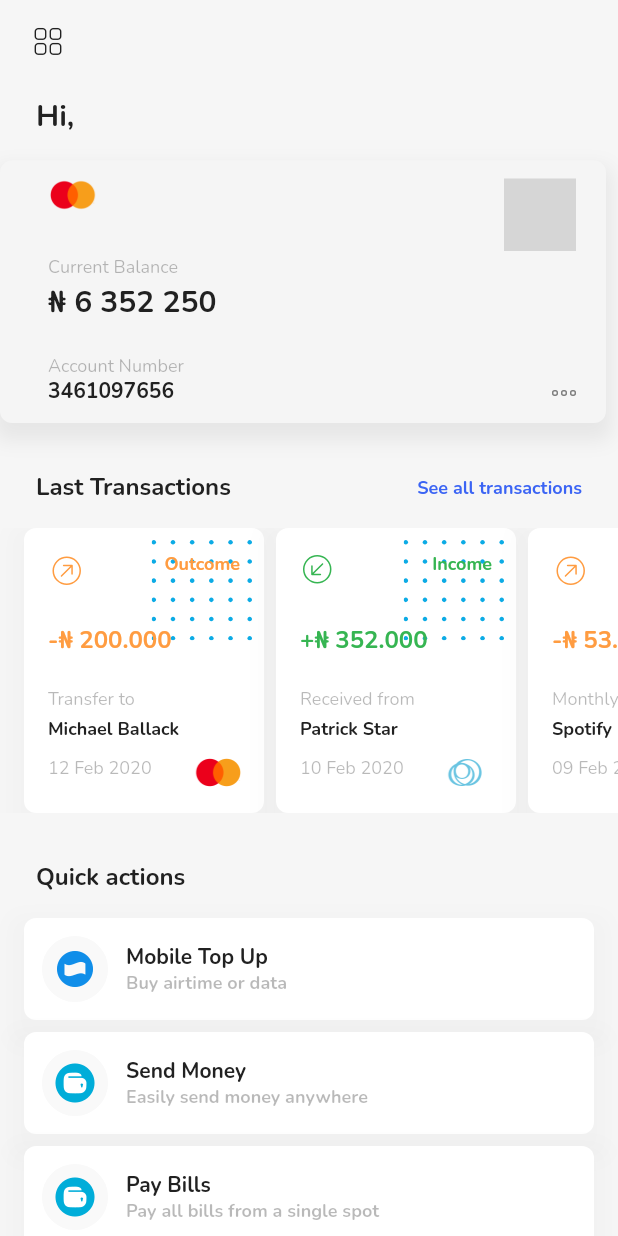
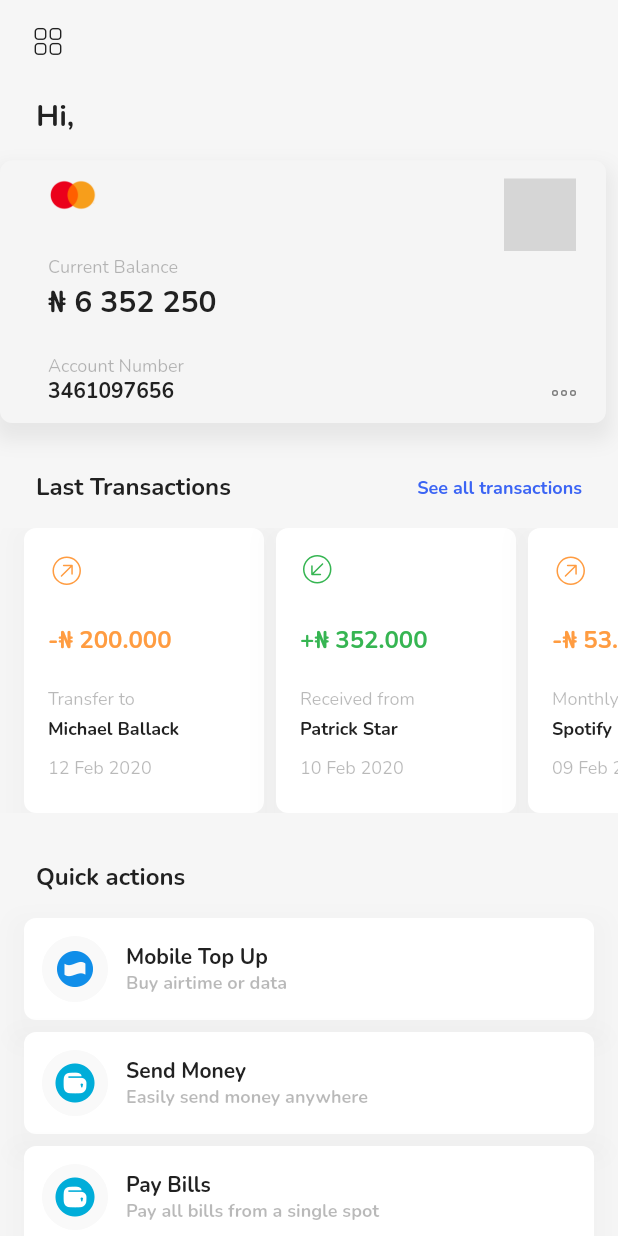
Before and after one commit to neobyte13/Zenbank, a Flutter app: the HomeScreen screen opened by its route, on a phone screen of 412 x 824 dp. Run offline on Flutter 3.47's test engine with Material 2 defaults, Android fonts, the light colour scheme and no system bars; our stand-ins replace firebase_auth, firebase_core, flutter_svg, google_fonts, shared_preferences; accounts and stored records are empty; grey boxes are pictures that could not be loaded.

Commit message:
ui fixes

```diff
--- a/lib/models/transaction_model.dart
+++ b/lib/models/transaction_model.dart
@@ -2,7 +2,6 @@ import 'package:flutter/material.dart';
 import 'package:zenbank/utils/color_constants.dart';
 
 class TransactionModel {
-  String name;
   String type;
   Color colorType;
   String signType;
@@ -10,28 +9,24 @@ class TransactionModel {
   String information;
   String recipient;
   String date;
-  String card;
 
-  TransactionModel(this.name, this.type, this.colorType, this.signType,
-      this.amount, this.information, this.recipient, this.date, this.card);
+  TransactionModel(this.type, this.colorType, this.signType, this.amount,
+      this.information, this.recipient, this.date);
 }
 
 List<TransactionModel> transactions = transactionData
     .map((item) => TransactionModel(
-        item['name'],
         item['type'],
         item['colorType'],
         item['signType'],
         item['amount'],
         item['information'],
         item['recipient'],
-        item['date'],
-        item['card']))
+        item['date']))
     .toList();
 
 var transactionData = [
   {
-    "name": "Outcome",
     "type": 'assets/icons/outcome_icon.svg',
     "colorType": kOrangeColor,
     "signType": "-",
@@ -39,10 +34,8 @@ var transactionData = [
     "information": "Transfer to",
     "recipient": "Michael Ballack",
     "date": "12 Feb 2020",
-    "card": "assets/images/mastercard_logo.png"
   },
   {
-    "name": "Income",
     "type": 'assets/icons/income_icon.svg',
     "colorType": kGreenColor,
     "signType": "+",
@@ -50,10 +43,8 @@ var transactionData = [
     "information": "Received from",
     "recipient": "Patrick Star",
     "date": "10 Feb 2020",
-    "card": "assets/images/jenius_logo_blue.png"
   },
   {
-    "name": "Outcome",
     "type": 'assets/icons/outcome_icon.svg',
     "colorType": kOrangeColor,
     "signType": "-",
@@ -61,6 +52,5 @@ var transactionData = [
     "information": "Monthly Payment",
     "recipient": "Spotify",
     "date": "09 Feb 2020",
-    "card": "assets/images/mastercard_logo.png"
   }
 ];
--- a/lib/screens/Auth/login.dart
+++ b/lib/screens/Auth/login.dart
@@ -161,7 +161,7 @@ class _LoginScreenState extends State<LoginScreen> {
                           SharedPreferences prefs =
                               await SharedPreferences.getInstance();
                           prefs.setString('displayName', user.displayName);
-                          Navigator.of(context).pushNamed('/home');
+                          Navigator.of(context).pushReplacementNamed('/home');
                         }
                       } catch (e) {
                         print(e);
--- a/lib/screens/Home/widgets/list_transactions.dart
+++ b/lib/screens/Home/widgets/list_transactions.dart
@@ -35,22 +35,6 @@ Widget listTransactions() {
                 child: SvgPicture.asset(transactions[index].type),
                 height: 24,
                 width: 24,
-              ),
-              Positioned(
-                right: 8,
-                top: 8,
-                child: SvgPicture.asset('assets/svg/jenius_bg.svg'),
-              ),
-              Positioned(
-                top: 16,
-                right: 16,
-                child: Text(
-                  transactions[index].name,
-                  style: GoogleFonts.nunito(
-                      fontSize: 12,
-                      fontWeight: FontWeight.w700,
-                      color: transactions[index].colorType),
-                ),
               ),
               Positioned(
                 top: 64,
@@ -98,15 +82,6 @@ Widget listTransactions() {
                       color: kGreyColor),
                 ),
               ),
-              Positioned(
-                right: 14,
-                bottom: 16,
-                child: Image.asset(
-                  transactions[index].card,
-                  height: 22,
-                  width: 33,
-                ),
-              )
             ],
           ),
         );
```
